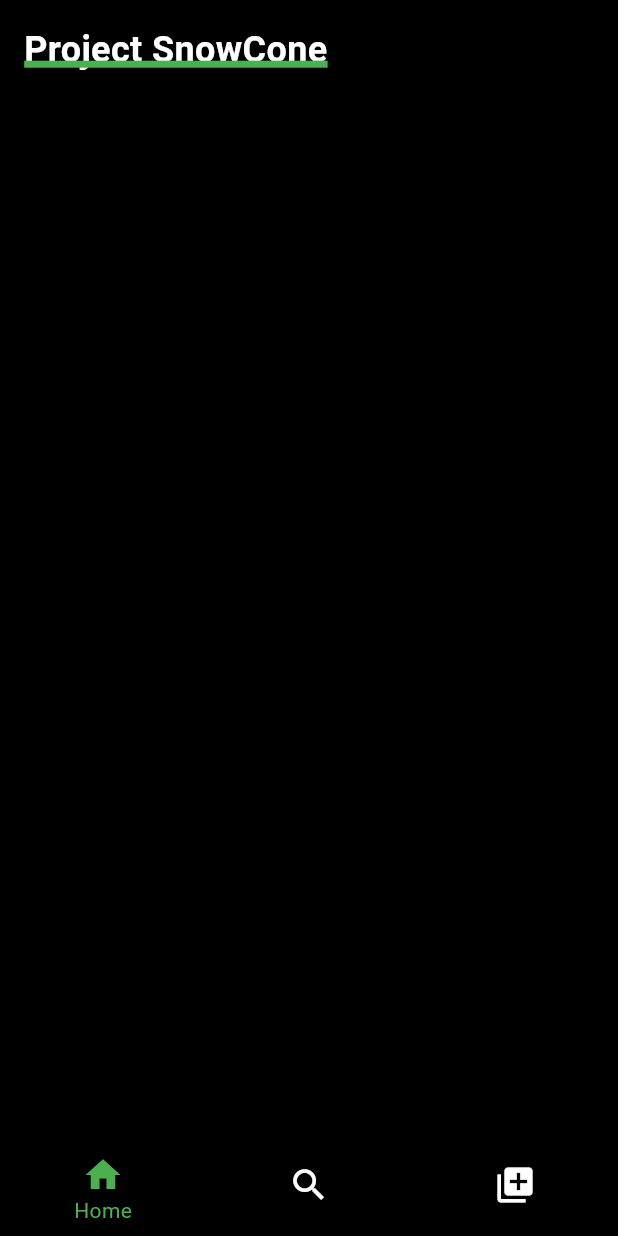
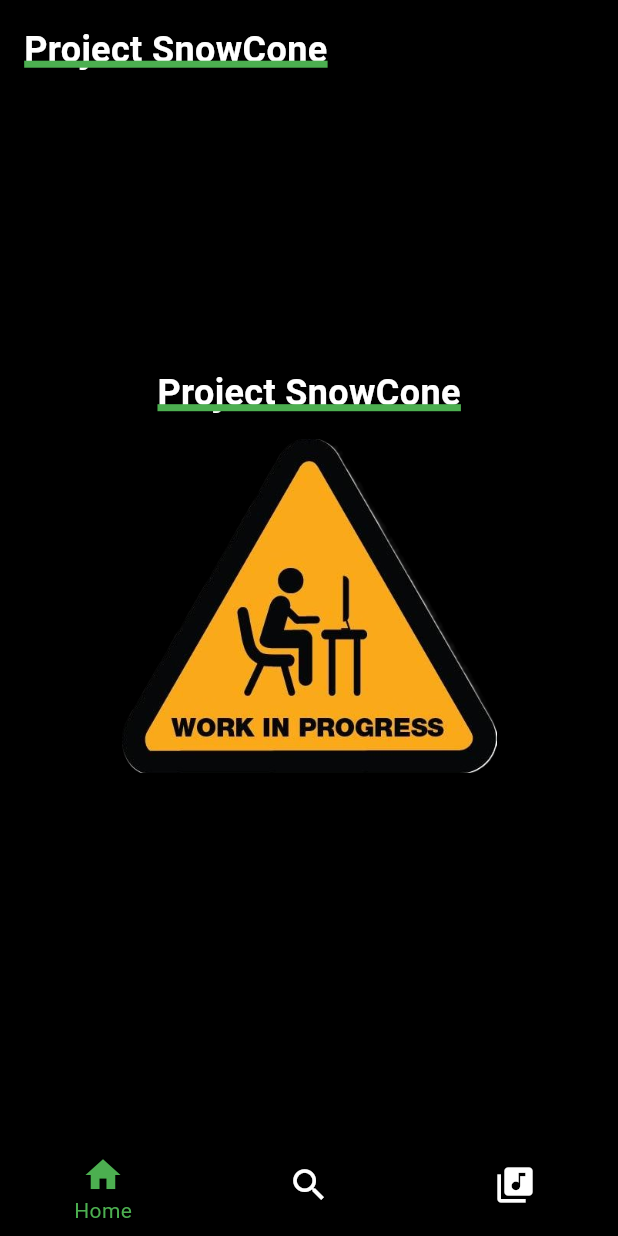
Before and after one commit to Th3-D5-482/Project-SnowCone, a Flutter app: the screen it shows after launch, on a phone screen of 412 x 824 dp. Run offline on Flutter 3.47's test engine with Material 3 defaults, Android fonts, the light colour scheme and no system bars.

Commit message:
Th3_D5_482

```diff
--- a/lib/main.dart
+++ b/lib/main.dart
@@ -16,7 +16,7 @@ class MyApp extends StatelessWidget {
         primaryColor: Colors.green,
         scaffoldBackgroundColor: Colors.black,
         bottomNavigationBarTheme: const BottomNavigationBarThemeData(
-          backgroundColor: Colors.black,
+          backgroundColor: Colors.transparent,
           selectedItemColor: Colors.green,
           unselectedItemColor: Colors.white,
           showUnselectedLabels: false,
--- a/lib/screens/homepage.dart
+++ b/lib/screens/homepage.dart
@@ -13,9 +13,30 @@ class HomepageState extends State<Homepage> {
   Widget build(BuildContext context) {
     return Scaffold(
       body: SafeArea(
+        child: SingleChildScrollView(
+          scrollDirection: Axis.vertical,
+          child: SizedBox(
+            height: MediaQuery.of(context).size.height,
             child: Container(
               padding: const EdgeInsets.all(16.0),
               child: Column(
+                crossAxisAlignment: CrossAxisAlignment.start,
+                children: [
+                  Text(
+                    'Project SnowCone',
+                    style: TextStyle(
+                      fontSize: 24,
+                      fontWeight: FontWeight.bold,
+                      decoration: TextDecoration.underline,
+                      decorationColor: Colors.green,
+                      decorationThickness: 4,
+                    ),
+                  ),
+                  Center(
+                    child: SizedBox(
+                      height: MediaQuery.of(context).size.height - 150,
+                      child: Column(
+                        mainAxisAlignment: MainAxisAlignment.center,
                         crossAxisAlignment: CrossAxisAlignment.center,
                         children: [
                           Text(
@@ -28,7 +49,20 @@ class HomepageState extends State<Homepage> {
                               decorationThickness: 4,
                             ),
                           ),
+                          SizedBox(
+                            height: 250,
+                            width: 250,
+                            child: Image(
+                              image: AssetImage('assets/images/WIP.png'),
+                            ),
+                          ),
                         ],
+                      ),
+                    ),
+                  ),
+                ],
+              ),
+            ),
           ),
         ),
       ),
@@ -41,7 +75,7 @@ class HomepageState extends State<Homepage> {
           BottomNavigationBarItem(icon: Icon(Icons.home), label: 'Home'),
           BottomNavigationBarItem(icon: Icon(Icons.search), label: 'Search'),
           BottomNavigationBarItem(
-            icon: Icon(Icons.library_add),
+            icon: Icon(Icons.library_music),
             label: "Library",
           ),
         ],
--- a/pubspec.yaml
+++ b/pubspec.yaml
@@ -58,9 +58,8 @@ flutter:
   uses-material-design: true
 
   # To add assets to your application, add an assets section, like this:
-  # assets:
-  #   - images/a_dot_burr.jpeg
-  #   - images/a_dot_ham.jpeg
+  assets:
+  - assets/images/
 
   # An image asset can refer to one or more resolution-specific "variants", see
   # https://flutter.dev/to/resolution-aware-images
```
Also changed, not shown: assets/images/WIP.png (added). Lines whose indentation alone changed are shown as unchanged.
